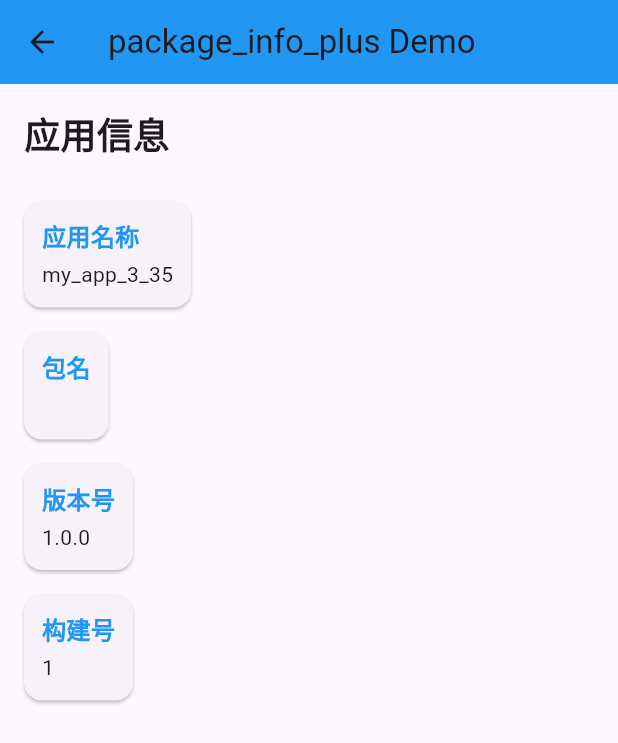
After one commit to haoyuedada/my_app_3_35, a Flutter app: the PackageInfoPlusDemo screen opened directly, on a phone screen of 412 x 824 dp. The commit adds this screen. Shown: the top 743 px of the screen. Run offline on Flutter 3.47's test engine with Material 3 defaults, Android fonts, the phone set to English and light mode, and no system bars; our stand-ins replace audioplayers, connectivity_plus, device_info_plus, fluttertoast, package_info_plus; missing offline and left inert: flutter_inappwebview.

Commit message:
add package_info_plus

```diff
--- a/lib/samples/library_test_home.dart
+++ b/lib/samples/library_test_home.dart
@@ -2,6 +2,7 @@ import 'package:flutter/material.dart';
 import 'audioplayers_demo.dart';
 import 'connectivity_plus_demo.dart';
 import 'device_info_plus_demo.dart';
+import 'package_info_plus_demo.dart';
 
 class LibraryTestHome extends StatefulWidget {
   @override
@@ -28,6 +29,12 @@ class _LibraryTestHomeState extends State<LibraryTestHome> {
       description: '设备信息获取功能演示',
       keyword: 'device info device_info_plus 设备 信息',
       builder: (context) => DeviceInfoPlusDemo(),
+    ),
+    FunctionItem(
+      title: 'package_info_plus Demo',
+      description: '应用信息获取功能演示',
+      keyword: 'package info package_info_plus 应用 信息',
+      builder: (context) => PackageInfoPlusDemo(),
     ),
   ];
 
@@ -93,6 +100,8 @@ class _LibraryTestHomeState extends State<LibraryTestHome> {
       return Icons.network_check;
     } else if (title.contains('device_info_plus') || title.contains('设备') || title.contains('信息')) {
       return Icons.devices;
+    } else if (title.contains('package_info_plus') || title.contains('应用') || title.contains('版本')) {
+      return Icons.info;
     }
     return Icons.apps;
   }
--- /dev/null
+++ b/lib/samples/package_info_plus_demo.dart
@@ -0,0 +1,88 @@
+import 'package:flutter/material.dart';
+import 'package:package_info_plus/package_info_plus.dart';
+
+class PackageInfoPlusDemo extends StatefulWidget {
+  @override
+  _PackageInfoPlusDemoState createState() => _PackageInfoPlusDemoState();
+}
+
+class _PackageInfoPlusDemoState extends State<PackageInfoPlusDemo> {
+  PackageInfo _packageInfo = PackageInfo(
+    appName: 'Unknown',
+    packageName: 'Unknown',
+    version: 'Unknown',
+    buildNumber: 'Unknown',
+  );
+
+  @override
+  void initState() {
+    super.initState();
+    _initPackageInfo();
+  }
+
+  Future<void> _initPackageInfo() async {
+    final packageInfo = await PackageInfo.fromPlatform();
+    setState(() {
+      _packageInfo = packageInfo;
+    });
+  }
+
+  @override
+  Widget build(BuildContext context) {
+    return Scaffold(
+      appBar: AppBar(
+        title: Text('package_info_plus Demo'),
+        backgroundColor: Colors.blue,
+      ),
+      body: Padding(
+        padding: EdgeInsets.all(16.0),
+        child: SingleChildScrollView(
+          child: Column(
+            crossAxisAlignment: CrossAxisAlignment.start,
+            children: [
+              Text(
+                '应用信息',
+                style: TextStyle(
+                  fontSize: 24,
+                  fontWeight: FontWeight.bold,
+                ),
+              ),
+              SizedBox(height: 20.0),
+              _buildInfoCard('应用名称', _packageInfo.appName),
+              _buildInfoCard('包名', _packageInfo.packageName),
+              _buildInfoCard('版本号', _packageInfo.version),
+              _buildInfoCard('构建号', _packageInfo.buildNumber),
+            ],
+          ),
+        ),
+      ),
+    );
+  }
+
+  Widget _buildInfoCard(String title, String value) {
+    return Card(
+      margin: EdgeInsets.symmetric(vertical: 8.0),
+      child: Padding(
+        padding: EdgeInsets.all(12.0),
+        child: Column(
+          crossAxisAlignment: CrossAxisAlignment.start,
+          children: [
+            Text(
+              title,
+              style: TextStyle(
+                fontWeight: FontWeight.bold,
+                fontSize: 16,
+                color: Colors.blue,
+              ),
+            ),
+            SizedBox(height: 4),
+            Text(
+              value,
+              style: TextStyle(fontSize: 14),
+            ),
+          ],
+        ),
+      ),
+    );
+  }
+}
--- a/pubspec.yaml
+++ b/pubspec.yaml
@@ -48,10 +48,16 @@ dependencies:
     git:
       url: "https://gitee.com/openharmony-sig/flutter_plus_plugins.git"
       path: "packages/connectivity_plus/connectivity_plus"
+
   device_info_plus:
     git:
       url: "https://gitee.com/openharmony-sig/flutter_plus_plugins.git"
       path: "packages/device_info_plus/device_info_plus"
+
+  package_info_plus:
+    git:
+      url: "https://gitee.com/openharmony-sig/flutter_plus_plugins.git"
+      path: "packages/package_info_plus/package_info_plus"
 
 dev_dependencies:
   flutter_test:
```
Also changed, not shown: pubspec.lock, 1 other file.
